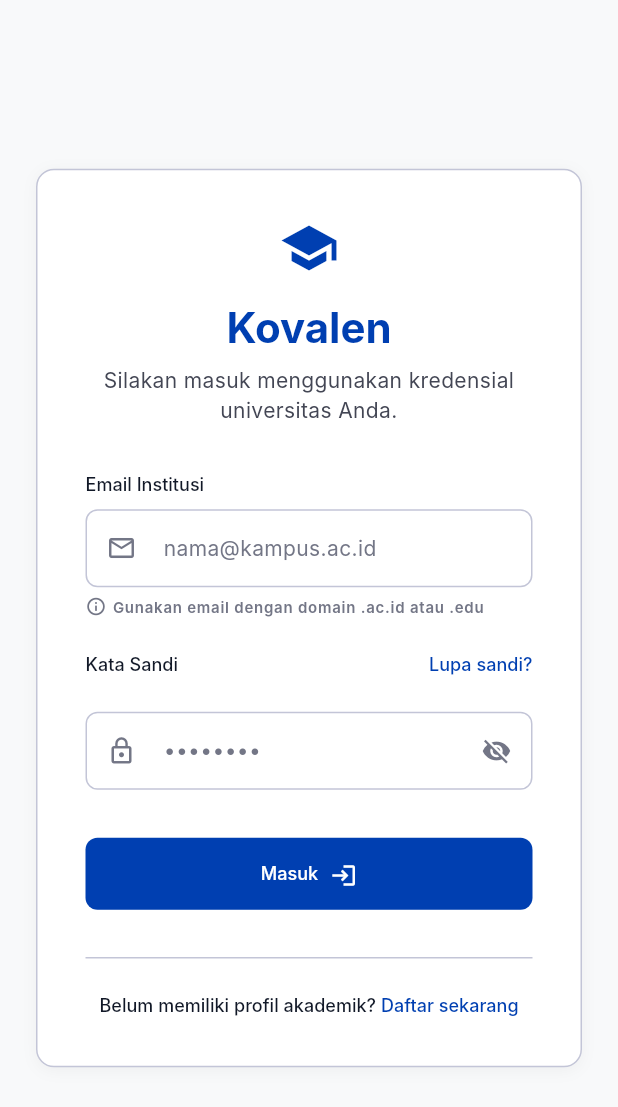
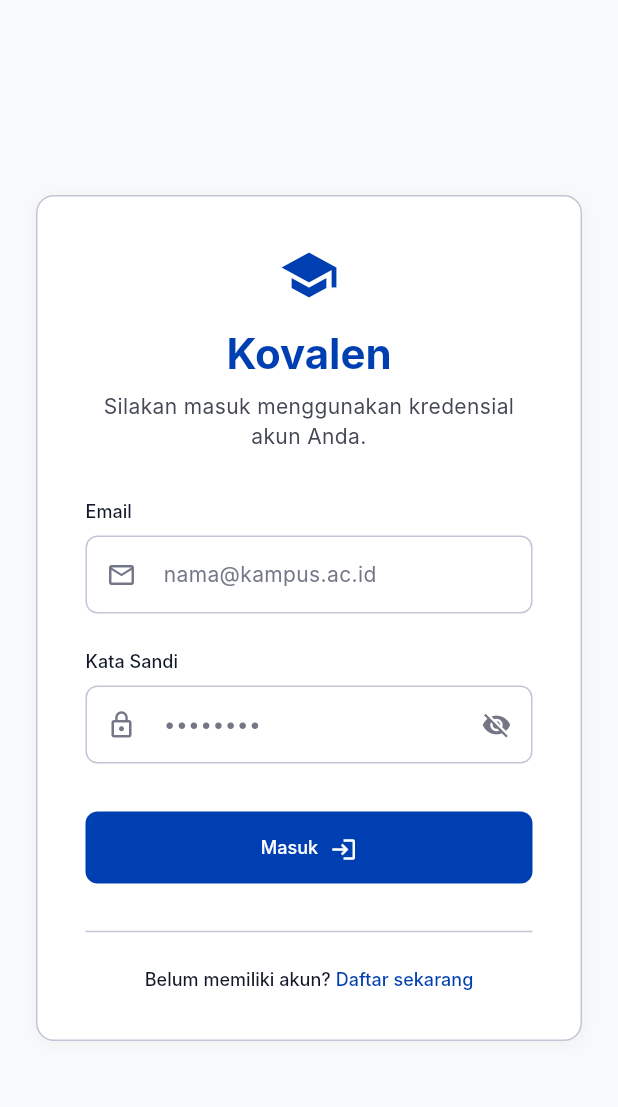
Before and after one commit to sakacyd/kovalen, a Flutter app: the screen it shows after launch, on a phone screen of 412 x 824 dp. Shown: the top 1107 px of the screen. Run offline on Flutter 3.47's test engine with Material 3 defaults, Android fonts, the phone set to English and light mode, and no system bars; our stand-ins replace flutter_bloc, flutter_dotenv, fpdart, geolocator, get_it, hive and 3 more; accounts and stored records are empty; Roboto replaces fonts that are missing (Inter).

Commit message:
feat: update sign-in and sign-up pages to use more inclusive language and improve UI consistency

```diff
--- a/lib/presentation/pages/sign_in_page.dart
+++ b/lib/presentation/pages/sign_in_page.dart
@@ -38,7 +38,9 @@
             decoration: BoxDecoration(
               color: Theme.of(context).colorScheme.surface,
               borderRadius: BorderRadius.circular(12),
-              border: Border.all(color: Theme.of(context).colorScheme.outlineVariant),
+              border: Border.all(
+                color: Theme.of(context).colorScheme.outlineVariant,
+              ),
               boxShadow: [
                 BoxShadow(
                   color: Colors.black.withValues(alpha: 0.04),
@@ -52,7 +54,11 @@
               child: Column(
                 mainAxisSize: MainAxisSize.min,
                 children: [
-                  Icon(Icons.school, color: Theme.of(context).colorScheme.primary, size: 40),
+                  Icon(
+                    Icons.school,
+                    color: Theme.of(context).colorScheme.primary,
+                    size: 40,
+                  ),
                   const SizedBox(height: 16),
                   Text(
                     'Kovalen',
@@ -62,7 +68,7 @@
                   ),
                   const SizedBox(height: 8),
                   Text(
-                    'Silakan masuk menggunakan kredensial universitas Anda.',
+                    'Silakan masuk menggunakan kredensial akun Anda.',
                     textAlign: TextAlign.center,
                     style: Theme.of(context).textTheme.bodyMedium?.copyWith(
                       color: Theme.of(context).colorScheme.onSurfaceVariant,
@@ -71,35 +77,15 @@
                   const SizedBox(height: 32),
 
                   CustomTextField(
-                    label: 'Email Institusi',
+                    label: 'Email',
                     hint: 'nama@kampus.ac.id',
                     controller: emailController,
                     icon: Icons.mail_outline,
-                    infoText: 'Gunakan email dengan domain .ac.id atau .edu',
                   ),
                   const SizedBox(height: 24),
 
-                  Row(
-                    mainAxisAlignment: MainAxisAlignment.spaceBetween,
-                    children: [
-                      Text(
-                        'Kata Sandi',
-                        style: Theme.of(context).textTheme.labelLarge,
-                      ),
-                      GestureDetector(
-                        onTap: () {
-                          // Handle forgot password logic
-                        },
-                        child: Text(
-                          'Lupa sandi?',
-                          style: Theme.of(context).textTheme.labelLarge
-                              ?.copyWith(color: Theme.of(context).colorScheme.primary),
-                        ),
-                      ),
-                    ],
-                  ),
                   CustomTextField(
-                    label: '',
+                    label: 'Kata Sandi',
                     hint: '••••••••',
                     controller: passwordController,
                     icon: Icons.lock_outline,
@@ -127,7 +113,9 @@
                         height: 48,
                         child: ElevatedButton(
                           style: ElevatedButton.styleFrom(
-                            backgroundColor: Theme.of(context).colorScheme.primary,
+                            backgroundColor: Theme.of(
+                              context,
+                            ).colorScheme.primary,
                             shape: RoundedRectangleBorder(
                               borderRadius: BorderRadius.circular(8),
                             ),
@@ -186,13 +174,15 @@
                       ),
                       children: [
                         TextSpan(
-                          text: 'Belum memiliki profil akademik? ',
+                          text: 'Belum memiliki akun? ',
                           style: Theme.of(context).textTheme.labelLarge,
                         ),
                         TextSpan(
                           text: 'Daftar sekarang',
                           style: Theme.of(context).textTheme.labelLarge
-                              ?.copyWith(color: Theme.of(context).colorScheme.primary),
+                              ?.copyWith(
+                                color: Theme.of(context).colorScheme.primary,
+                              ),
                           recognizer: TapGestureRecognizer()
                             ..onTap = () {
                               Navigator.push(context, SignUpPage.route());
--- a/lib/presentation/pages/sign_up_page.dart
+++ b/lib/presentation/pages/sign_up_page.dart
@@ -63,7 +63,7 @@
                   ),
                   const SizedBox(height: 8),
                   Text(
-                    'Silakan daftar menggunakan kredensial universitas Anda.',
+                    'Silakan daftar menggunakan kredensial akun Anda.',
                     textAlign: TextAlign.center,
                     style: Theme.of(context).textTheme.bodyMedium?.copyWith(
                       color: Theme.of(context).colorScheme.onSurfaceVariant,
@@ -73,13 +73,12 @@
 
 
                   CustomTextField(
-                    label: 'Email Institusi',
+                    label: 'Email',
                     hint: 'nama@kampus.ac.id',
                     controller: emailController,
                     icon: Icons.mail_outline,
-                    infoText: 'Gunakan email dengan domain .ac.id atau .edu',
                   ),
-                  const SizedBox(height: 24),
+                  const SizedBox(height: 36),
 
                   CustomTextField(
                     label: 'Password',
@@ -88,7 +87,7 @@
                     icon: Icons.lock_outline,
                     isPassword: true,
                   ),
-                  const SizedBox(height: 24),
+                  const SizedBox(height: 18),
 
                   CustomTextField(
                     label: 'Konfirmasi Password',
@@ -185,7 +184,7 @@
                       ),
                       children: [
                         TextSpan(
-                          text: 'Sudah memiliki profil akademik? ',
+                          text: 'Sudah memiliki akun? ',
                           style: Theme.of(context).textTheme.labelLarge,
                         ),
                         TextSpan(
```
